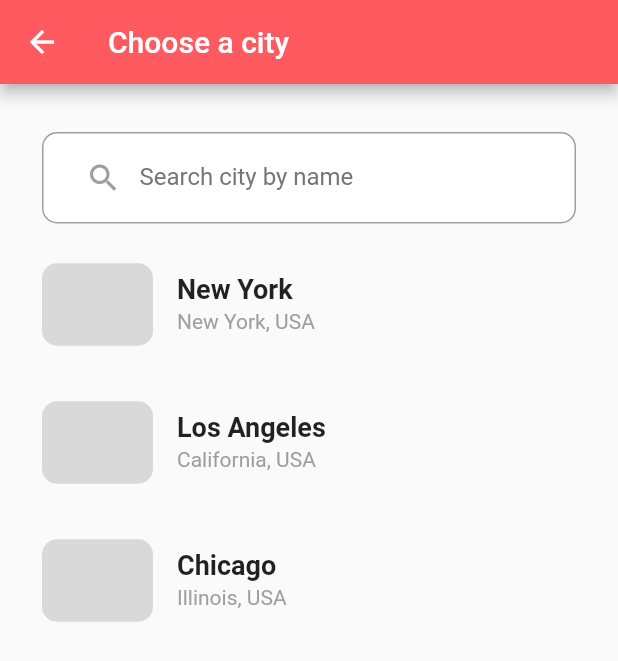
After one commit to SamuelPerezJimenez/jplay_flutter, a Flutter app: the CitySelectionPage screen opened directly, on a phone screen of 412 x 824 dp. The commit adds this screen. Shown: the top 661 px of the screen. Run offline on Flutter 3.47's test engine with Material 2 defaults, Android fonts, the phone set to English and light mode, and no system bars; our stand-ins replace bloc, dartz, equatable, flutter_bloc, get_it, shared_preferences; accounts and stored records are empty.

Commit message:
feat(preferences): Preferences feature
Data and Domain Layers for city and sport preferences

```diff
--- a/lib/core/constants/users_data.dart
+++ b/lib/core/constants/users_data.dart
@@ -1,3 +1,3 @@
 const usersData = [
-  {"email": "test@example.com", "password": "password"}
+  {"email": "lesam@dev.do", "password": "password"}
 ];
--- /dev/null
+++ b/lib/features/preferences/data/models/city_model.dart
@@ -0,0 +1,35 @@
+class City {
+  final int id;
+  final String name;
+  final double latitude;
+  final double longitude;
+  final String location;
+
+  City(
+      {required this.id,
+      required this.name,
+      required this.latitude,
+      required this.longitude,
+      required this.location});
+}
+
+List<City> cities = [
+  City(
+      id: 1,
+      name: 'New York',
+      latitude: 40.7128,
+      longitude: -74.0060,
+      location: "New York, USA"),
+  City(
+      id: 2,
+      name: 'Los Angeles',
+      latitude: 34.0522,
+      longitude: -118.2437,
+      location: "California, USA"),
+  City(
+      id: 3,
+      name: 'Chicago',
+      latitude: 41.8781,
+      longitude: -87.6298,
+      location: "Illinois, USA"),
+];
--- /dev/null
+++ b/lib/features/preferences/data/models/sport_model.dart
@@ -0,0 +1,19 @@
+import 'package:flutter/material.dart';
+
+class Sport {
+  final int id;
+  final String name;
+  final IconData iconData;
+
+  Sport({
+    required this.id,
+    required this.name,
+    required this.iconData,
+  });
+}
+
+List<Sport> sports = [
+  Sport(id: 1, name: 'Soccer', iconData: Icons.sports_soccer),
+  Sport(id: 2, name: 'Baseball', iconData: Icons.sports_baseball),
+  Sport(id: 3, name: 'Basketball', iconData: Icons.sports_basketball),
+];
--- /dev/null
+++ b/lib/features/preferences/presentation/bloc/preferences_event.dart
@@ -0,0 +1,32 @@
+part of 'preferences_bloc.dart';
+
+abstract class PreferencesEvent extends Equatable {
+  const PreferencesEvent();
+
+  @override
+  List<Object> get props => [];
+}
+
+class LoadPreferences extends PreferencesEvent {}
+
+class UpdateCityPreference extends PreferencesEvent {
+  final int cityId;
+
+  const UpdateCityPreference({required this.cityId});
+
+  @override
+  List<Object> get props => [cityId];
+}
+
+class UpdateSportPreference extends PreferencesEvent {
+  final int sportId;
+
+  const UpdateSportPreference({required this.sportId});
+
+  @override
+  List<Object> get props => [sportId];
+}
+
+class ClearCityPreference extends PreferencesEvent {}
+
+class ClearSportPreference extends PreferencesEvent {}
--- /dev/null
+++ b/lib/features/preferences/presentation/bloc/preferences_state.dart
@@ -0,0 +1,78 @@
+part of 'preferences_bloc.dart';
+
+sealed class PreferencesState extends Equatable {
+  const PreferencesState();
+
+  @override
+  List<Object> get props => [];
+}
+
+class PreferencesInitial extends PreferencesState {}
+
+class PreferencesLoaded extends PreferencesState {
+  final int? cityId;
+  final int? sportId;
+
+  const PreferencesLoaded({this.cityId, this.sportId});
+
+  @override
+  List<Object> get props => [cityId ?? -1, sportId ?? -1];
+}
+
+class CityPreferenceUpdated extends PreferencesState {
+  final int cityId;
+
+  const CityPreferenceUpdated({required this.cityId});
+
+  @override
+  List<Object> get props => [cityId];
+}
+
+class SportPreferenceUpdated extends PreferencesState {
+  final int sportId;
+
+  const SportPreferenceUpdated({required this.sportId});
+
+  @override
+  List<Object> get props => [sportId];
+}
+
+class CityPreferenceCleared extends PreferencesState {}
+
+class SportPreferenceCleared extends PreferencesState {}
+
+class PreferenceUpdateFailed extends PreferencesState {
+  final String errorMessage;
+
+  const PreferenceUpdateFailed({required this.errorMessage});
+
+  @override
+  List<Object> get props => [errorMessage];
+}
+
+class PreferenceClearFailed extends PreferencesState {
+  final String errorMessage;
+
+  const PreferenceClearFailed({required this.errorMessage});
+
+  @override
+  List<Object> get props => [errorMessage];
+}
+
+class PreferencesLoadFailed extends PreferencesState {
+  final String errorMessage;
+
+  const PreferencesLoadFailed({required this.errorMessage});
+
+  @override
+  List<Object> get props => [errorMessage];
+}
+
+class PreferencesError extends PreferencesState {
+  final String errorMessage;
+
+  const PreferencesError(this.errorMessage);
+
+  @override
+  List<Object> get props => [errorMessage];
+}
--- /dev/null
+++ b/lib/features/preferences/presentation/pages/city_selection_page.dart
@@ -0,0 +1,106 @@
+import 'package:flutter/material.dart';
+import 'package:flutter_bloc/flutter_bloc.dart';
+import 'package:jplay_flutter/core/theme/theme.dart';
+import 'package:jplay_flutter/core/widgets/textformfield_widget.dart';
+
+import '../../data/models/city_model.dart';
+import '../bloc/preferences_bloc.dart';
+
+class CitySelectionPage extends StatefulWidget {
+  const CitySelectionPage({super.key});
+
+  @override
+  _CitySelectionPageState createState() => _CitySelectionPageState();
+}
+
+class _CitySelectionPageState extends State<CitySelectionPage> {
+  List<City> filteredCities = [];
+  TextEditingController searchController = TextEditingController();
+
+  @override
+  void initState() {
+    super.initState();
+    filteredCities = cities;
+    searchController.addListener(searchListener);
+  }
+
+  @override
+  void dispose() {
+    searchController.removeListener(searchListener);
+    searchController.dispose();
+    super.dispose();
+  }
+
+  void searchListener() {
+    final searchText = searchController.text.toLowerCase();
+    setState(() {
+      filteredCities = cities
+          .where((city) => city.name.toLowerCase().contains(searchText))
+          .toList();
+    });
+  }
+
+  void _handleCitySelection(int cityId) {
+    context.read<PreferencesBloc>().add(UpdateCityPreference(cityId: cityId));
+  }
+
+  @override
+  Widget build(BuildContext context) {
+    return Scaffold(
+      appBar: AppBar(
+          title: const Text("Choose a city"),
+          backgroundColor: AppTheme.primaryColor),
+      body: Padding(
+        padding: AppTheme.pagePadding,
+        child: Column(
+          children: [
+            const SizedBox(height: 24.0),
+            TextFormFieldWidget(
+              labelText: "Search city by name",
+              controller: searchController,
+              iconData: Icons.search,
+            ),
+            Expanded(
+              child: ListView.builder(
+                itemCount: filteredCities.length,
+                itemBuilder: (context, index) => ListTile(
+                  onTap: () => _handleCitySelection(filteredCities[index].id),
+                  contentPadding:
+                      const EdgeInsets.symmetric(horizontal: 0, vertical: 10),
+                  title: Text(
+                    filteredCities[index].name,
+                    style: const TextStyle(
+                      fontWeight: FontWeight.bold,
+                      fontSize: 18,
+                    ),
+                  ),
+                  subtitle: Text(
+                    filteredCities[index].location,
+                    style: const TextStyle(
+                      fontSize: 14,
+                      color: Colors.grey,
+                    ),
+                  ),
+                  leading: Container(
+                    width: 74,
+                    height: 55,
+                    decoration: ShapeDecoration(
+                      color: const Color(0xFFD9D9D9),
+                      shape: RoundedRectangleBorder(
+                        borderRadius: BorderRadius.circular(10),
+                      ),
+                    ),
+                  ),
+                  // tileColor: Colors.grey[200],
+                  shape: RoundedRectangleBorder(
+                    borderRadius: BorderRadius.circular(10),
+                  ),
+                ),
+              ),
+            ),
+          ],
+        ),
+      ),
+    );
+  }
+}
--- a/pubspec.yaml
+++ b/pubspec.yaml
@@ -15,6 +15,7 @@ dependencies:
     sdk: flutter
   flutter_bloc: ^8.1.3
   get_it: ^7.6.4
+  shared_preferences: ^2.2.2
 
 dev_dependencies:
   flutter_lints: ^2.0.0
```
Also changed, not shown: lib/core/errors/failures.dart (+16 -0 lines), lib/features/preferences/data/datasource/preferences_local_source.dart (added, +65 -0 lines), lib/features/preferences/data/repositories/preferences_repository_impl.dart (added, +65 -0 lines), lib/features/preferences/domain/repositories/preferences_repository.dart (added, +7 -0 lines), lib/features/preferences/domain/use_cases/get_preference_use_case.dart (added, +18 -0 lines), lib/features/preferences/domain/use_cases/save_preference_use_case.dart (added, +15 -0 lines), lib/features/preferences/presentation/bloc/preferences_bloc.dart (added, +71 -0 lines), lib/features/preferences/presentation/pages/sport_selection_page.dart (added, +103 -0 lines), lib/injection_container.dart (+19 -4 lines), lib/main.dart (+33 -6 lines), lib/features/preferences/data/models/preference_model.dart (added), pubspec.lock, 1 other file.
